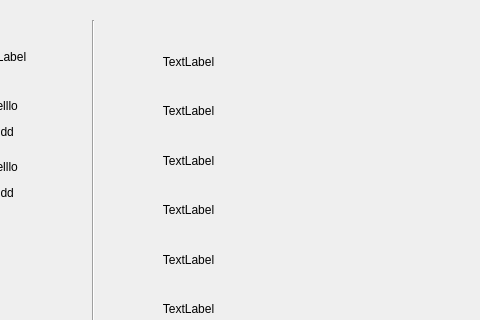
Before: the Qt Designer form cops.ui in prathyushpoduval/kryptochase, drawn with Qt 5; both pictures show x 517 to 997 and y 0 to 320 of the 1174 by 678 pixel window.
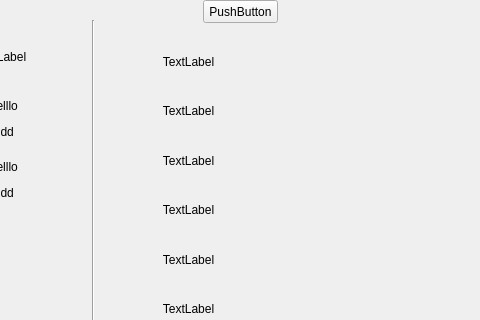
After: the same form once the commit is applied.

Diff of the .ui file:
```diff
--- a/cops.ui
+++ b/cops.ui
@@ -369,6 +369,19 @@
      </item>
     </layout>
    </widget>
+   <widget class="QPushButton" name="rstBtn">
+    <property name="geometry">
+     <rect>
+      <x>720</x>
+      <y>0</y>
+      <width>75</width>
+      <height>23</height>
+     </rect>
+    </property>
+    <property name="text">
+     <string>PushButton</string>
+    </property>
+   </widget>
   </widget>
   <widget class="QMenuBar" name="menubar">
    <property name="geometry">
```
